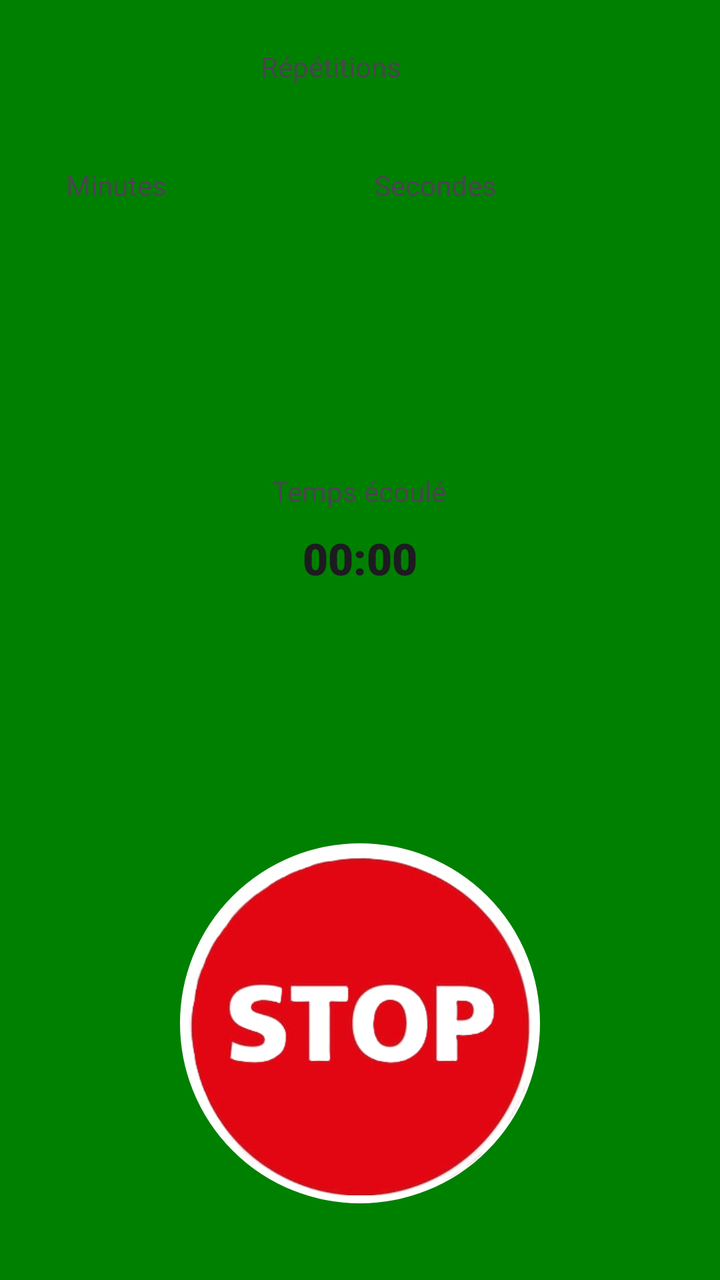
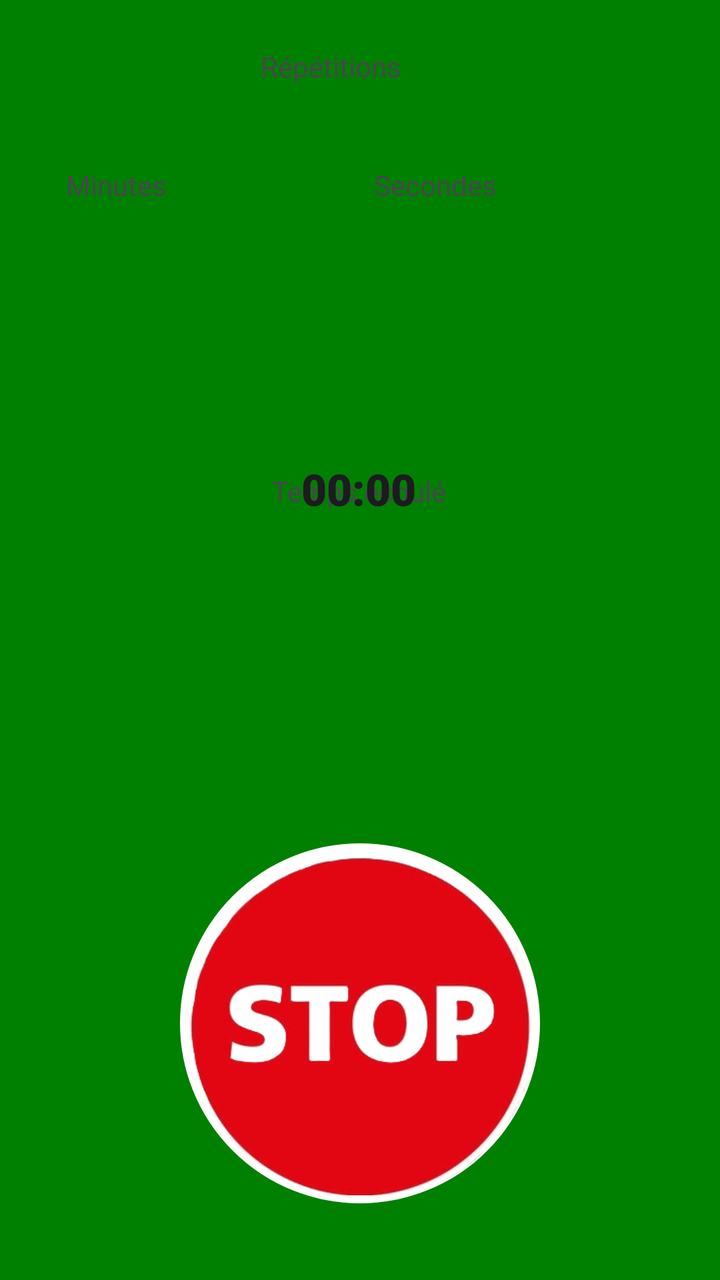

Compare the two renders of this Android layout. The source of the first and the diff that turns it into the second are given below.
<!-- AndroidManifest.xml: application theme Theme.Entrainement_OBL -->
<!-- res/layout/activity_programme.xml -->
<?xml version="1.0" encoding="utf-8"?>
<androidx.constraintlayout.widget.ConstraintLayout xmlns:android="http://schemas.android.com/apk/res/android"
    xmlns:app="http://schemas.android.com/apk/res-auto"
    xmlns:tools="http://schemas.android.com/tools"
    android:layout_width="match_parent"
    android:layout_height="match_parent"
    android:background="@color/green">

    <TextView
        android:id="@+id/remain"
        android:layout_width="wrap_content"
        android:layout_height="wrap_content"
        android:layout_marginTop="236dp"
        android:text="Temps écoulé"
        app:layout_constraintEnd_toEndOf="parent"
        app:layout_constraintHorizontal_bias="0.498"
        app:layout_constraintStart_toStartOf="parent"
        app:layout_constraintTop_toTopOf="parent" />

    <Chronometer
        android:id="@+id/chrono1"
        android:layout_width="wrap_content"
        android:layout_height="wrap_content"
        android:fontFamily="sans-serif-black"
        android:textAppearance="@style/TextAppearance.AppCompat.Large"
        app:layout_constraintBottom_toBottomOf="parent"
        app:layout_constraintEnd_toEndOf="parent"
        app:layout_constraintStart_toStartOf="parent"
        app:layout_constraintTop_toTopOf="parent"
        app:layout_constraintVertical_bias="0.433" />

    <TextView
        android:id="@+id/textViewMin"
        android:layout_width="115dp"
        android:layout_height="48dp"
        android:text="@string/Minutes"
        app:layout_constraintBottom_toBottomOf="parent"
        app:layout_constraintEnd_toEndOf="parent"
        app:layout_constraintHorizontal_bias="0.135"
        app:layout_constraintStart_toStartOf="parent"
        app:layout_constraintTop_toTopOf="parent"
        app:layout_constraintVertical_bias="0.14" />

    <TextView
        android:id="@+id/textViewSecondes"
        android:layout_width="115dp"
        android:layout_height="48dp"
        android:text="@string/Secondes"
        app:layout_constraintBottom_toBottomOf="parent"
        app:layout_constraintEnd_toEndOf="parent"
        app:layout_constraintHorizontal_bias="0.763"
        app:layout_constraintStart_toStartOf="parent"
        app:layout_constraintTop_toTopOf="parent"
        app:layout_constraintVertical_bias="0.14" />

    <TextView
        android:id="@+id/textViewRep"
        android:layout_width="88dp"
        android:layout_height="48dp"
        android:text="@string/Rep"
        app:layout_constraintBottom_toBottomOf="parent"
        app:layout_constraintEnd_toEndOf="parent"
        app:layout_constraintHorizontal_bias="0.479"
        app:layout_constraintStart_toStartOf="parent"
        app:layout_constraintTop_toTopOf="parent"
        app:layout_constraintVertical_bias="0.04" />

    <ImageButton
        android:id="@+id/imageButton2"
        style="@android:style/Widget.Holo.Light.ImageButton"
        android:layout_width="180dp"
        android:layout_height="180dp"
        android:background="@drawable/button_states"
        android:backgroundTint="@color/white"
        android:scaleType="centerCrop"
        app:layout_constraintBottom_toBottomOf="parent"
        app:layout_constraintEnd_toEndOf="parent"
        app:layout_constraintStart_toStartOf="parent"
        app:layout_constraintTop_toTopOf="parent"
        app:layout_constraintVertical_bias="0.917"
        app:srcCompat="@drawable/stop" />

</androidx.constraintlayout.widget.ConstraintLayout>
<!-- resources referenced by this layout -->
<resources>
  <color name="green">#008000</color>
  <color name="white">#FFFFFFFF</color>
  <!-- drawable button_states (drawable) -->
  <?xml version="1.0" encoding="utf-8"?>
  <selector xmlns:android="http://schemas.android.com/apk/res/android">
          <item android:state_pressed="false">
              <shape android:shape="rectangle">
                  <corners android:radius="1000dp" />
                  <solid android:color="#41ba7a" />
                  <stroke
                      android:width="2dip"
                      android:color="#03ae3c" />
                  <padding
                      android:bottom="4dp"
                      android:left="4dp"
                      android:right="4dp"
                      android:top="4dp" />
              </shape>
          </item>
          <item android:state_pressed="true">
              <shape android:shape="rectangle">
                  <corners android:radius="1000dp" />
                  <solid android:color="#3AA76D" />
                  <stroke
                      android:width="2dip"
                      android:color="#03ae3c" />
                  <padding
                      android:bottom="4dp"
                      android:left="4dp"
                      android:right="4dp"
                      android:top="4dp" />
              </shape>
          </item>
  </selector>
  <!-- drawable stop: png bitmap (drawable, 67556 bytes) -->
  <string name="Minutes">Minutes</string>
  <string name="Rep">Répétitions</string>
  <string name="Secondes">Secondes</string>
  <style name="Theme.Entrainement_OBL" parent="Base.Theme.Entrainement_OBL" />
  <style name="Base.Theme.Entrainement_OBL" parent="Theme.Material3.DayNight.NoActionBar">
          
          
      </style>
</resources>

<!-- the commit's change to res/layout/activity_programme.xml (unified diff, before → after) -->
@@ -4,7 +4,8 @@
     xmlns:tools="http://schemas.android.com/tools"
     android:layout_width="match_parent"
     android:layout_height="match_parent"
-    android:background="@color/green">
+    android:background="@color/green"
+    android:keepScreenOn="true">
 
     <TextView
         android:id="@+id/remain"
@@ -25,9 +26,10 @@
         android:textAppearance="@style/TextAppearance.AppCompat.Large"
         app:layout_constraintBottom_toBottomOf="parent"
         app:layout_constraintEnd_toEndOf="parent"
+        app:layout_constraintHorizontal_bias="0.498"
         app:layout_constraintStart_toStartOf="parent"
         app:layout_constraintTop_toTopOf="parent"
-        app:layout_constraintVertical_bias="0.433" />
+        app:layout_constraintVertical_bias="0.376" />
 
     <TextView
         android:id="@+id/textViewMin"
@@ -73,6 +75,7 @@
         android:background="@drawable/button_states"
         android:backgroundTint="@color/white"
         android:scaleType="centerCrop"
+        android:onClick="callStop"
         app:layout_constraintBottom_toBottomOf="parent"
         app:layout_constraintEnd_toEndOf="parent"
         app:layout_constraintStart_toStartOf="parent"
